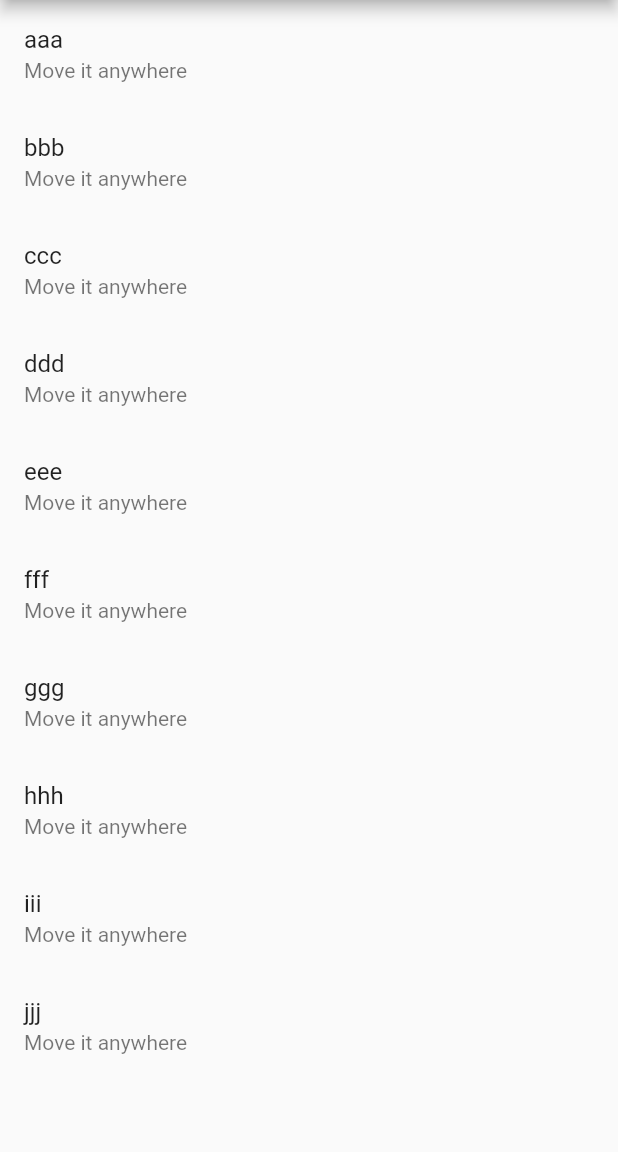
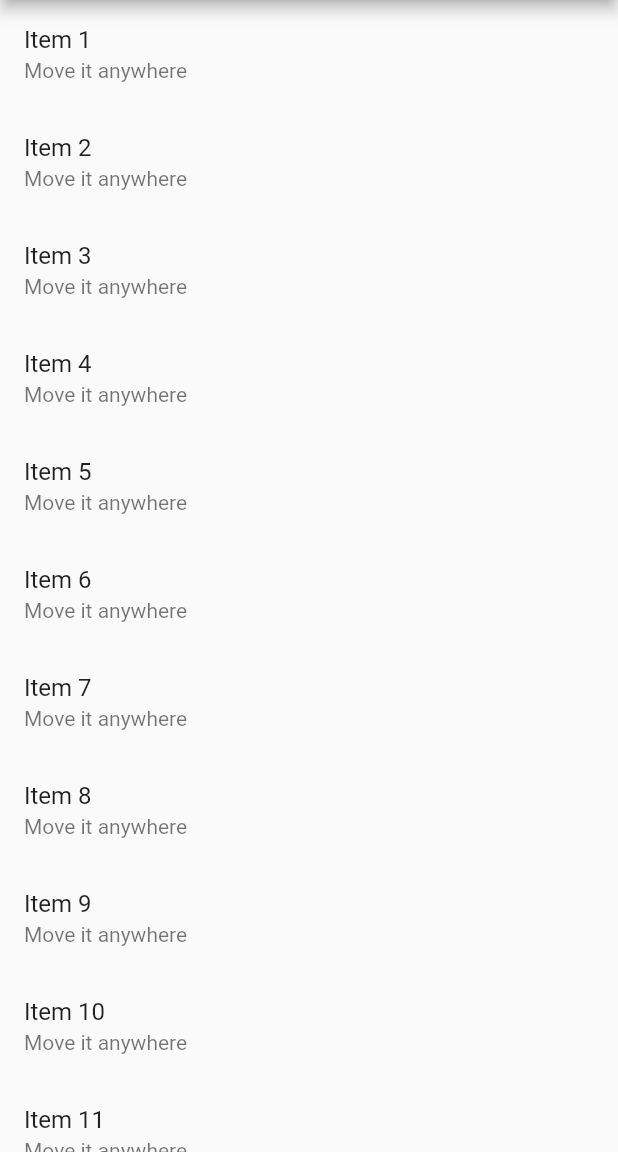
Before and after one commit to prabhunath111/reordering_list_view, a Flutter app: the screen it shows after launch, on a phone screen of 412 x 824 dp, the part 84-1236 px from its top. Run offline on Flutter 3.47's test engine with Material 2 defaults, Android fonts, the phone set to English and light mode, and no system bars.

```diff
--- a/lib/main.dart
+++ b/lib/main.dart
@@ -10,7 +10,9 @@ class HomePage extends StatefulWidget {
 }
 
 class _HomePageState extends State<HomePage> {
+
   List<String> data = ['aaa','bbb','ccc','ddd','eee','fff','ggg','hhh','iii','jjj'];
+  final items = List<String> .generate(20,(i)=>"Item ${i + 1}");
 
   void onreorder(int oldIndex, int newIndex){
 
@@ -19,8 +21,8 @@ class _HomePageState extends State<HomePage> {
         newIndex-=1;
       }
 
-      var x= data.removeAt(oldIndex);
-      data.insert(newIndex, x);
+      var x= items.removeAt(oldIndex);
+      items.insert(newIndex, x);
     });
 
   }
@@ -32,10 +34,35 @@ class _HomePageState extends State<HomePage> {
       ),
       body: Center(
         child: ReorderableListView(
-            children: data.map((index)=>ListTile(key: ObjectKey(index),title: Text('${index}'),subtitle: Text('Move it anywhere'),)).toList(),
+            children:
+            items.map((index){
+              return Dismissible(
+                child: ListTile(key: ObjectKey(index),title: Text('${index}'),subtitle: Text('Move it anywhere'),
+                ),
+                  direction: DismissDirection.endToStart,
+                  background: Container(color: Colors.red),
+                  secondaryBackground: _secondBackground(),
+                  movementDuration: Duration(seconds: 2),
+                  key: Key(index),
+
+              );
+            }).toList(),
+
             onReorder: onreorder,
         ),
       ),
     );
   }
+
+  _secondBackground() {
+    return Container(
+      margin: EdgeInsets.all(12.0),
+      alignment: Alignment.centerRight,
+      decoration: BoxDecoration(
+        color: Colors.red,
+        borderRadius: BorderRadius.circular(8.0),
+      ),
+      child: Icon(Icons.delete),
+    );
+  }
 }
```
